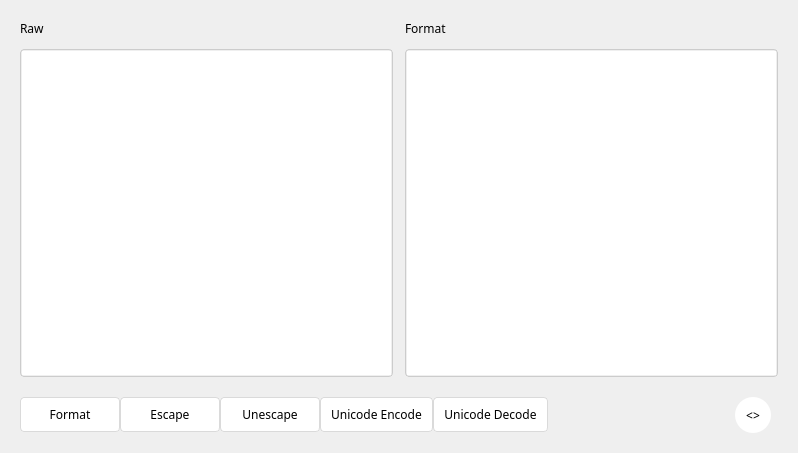
First picture: the form in ui/format_window.ui, repository liyansong2018/ReverseWidget, before the edit.
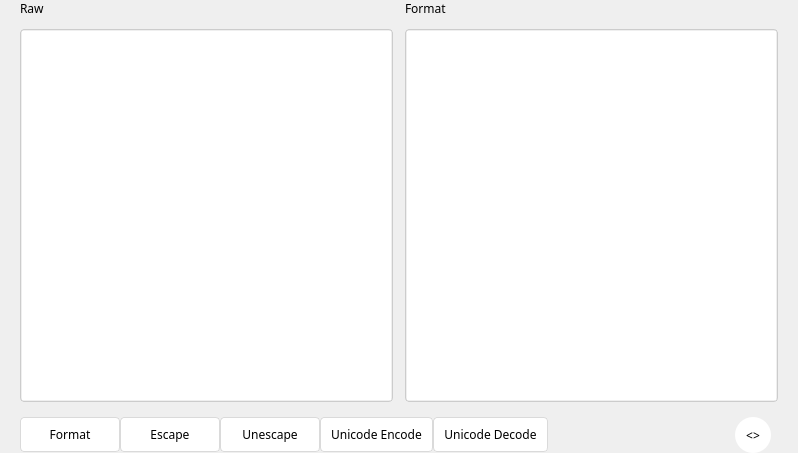
Second picture: the form after the edit. Icons and pictures are not drawn.

Diff of the .ui file:
```diff
--- a/ui/format_window.ui
+++ b/ui/format_window.ui
@@ -27,19 +27,19 @@
     <number>20</number>
    </property>
    <property name="topMargin">
-    <number>20</number>
+    <number>0</number>
    </property>
    <property name="rightMargin">
     <number>20</number>
    </property>
    <property name="bottomMargin">
-    <number>20</number>
+    <number>0</number>
    </property>
    <property name="horizontalSpacing">
-    <number>6</number>
+    <number>7</number>
    </property>
    <property name="verticalSpacing">
-    <number>20</number>
+    <number>15</number>
    </property>
    <item row="1" column="0">
     <layout class="QHBoxLayout" name="horizontalLayout">
```
